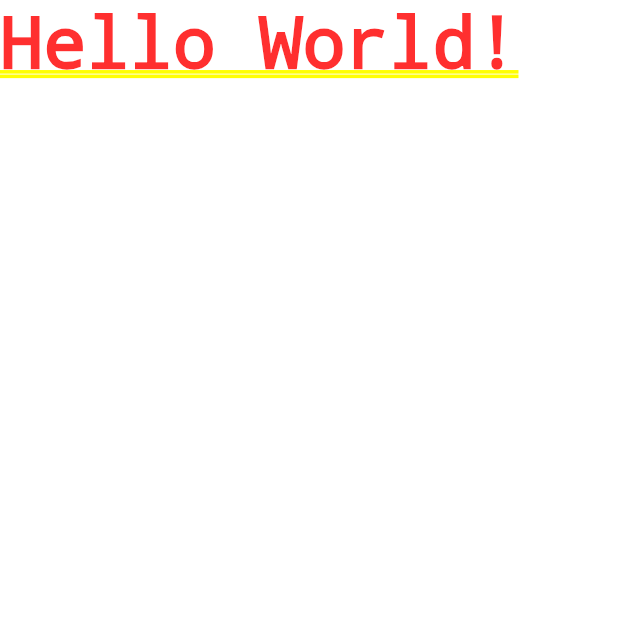
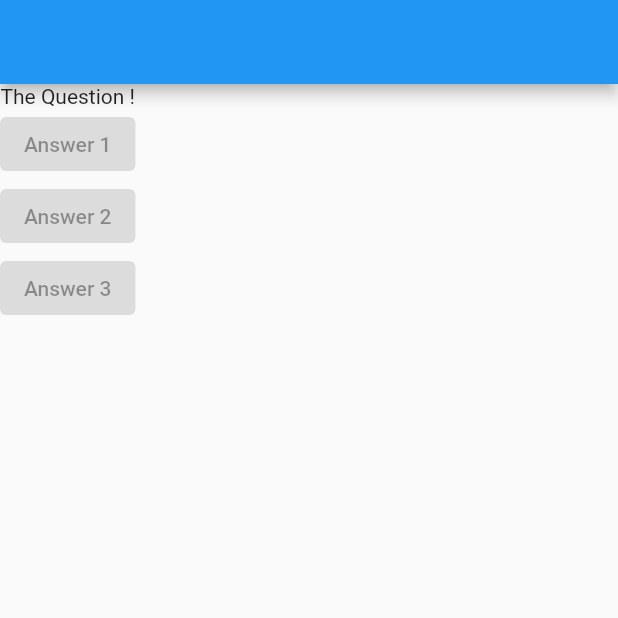
Before and after one commit to rajpranit/quiz-app, a Flutter app: the screen it shows after launch, on a phone screen of 412 x 824 dp, the top half of it. Run offline on Flutter 3.47's test engine with Material 2 defaults, Android fonts, the phone set to English and light mode, and no system bars.

Commit message:
Step-2 Column Widget

```diff
--- a/lib/main.dart
+++ b/lib/main.dart
@@ -1,11 +1,32 @@
 import 'package:flutter/material.dart';
 
-void main(){
-  runApp(MyApp());
-}
+void main() => runApp(MyApp());
 
-class MyApp extends StatelessWidget{
-  Widget build(BuildContext context){
-    return MaterialApp(home: Text("Hello World!",),);
+class MyApp extends StatelessWidget {
+  @override
+  Widget build(BuildContext context) {
+    return MaterialApp(
+      home: Scaffold(
+          appBar: AppBar(
+            title: const Text(""),
+          ),
+          body: Column(
+            children: <Widget>[
+              Text("The Question !"),
+              ElevatedButton(
+                child: Text("Answer 1"),
+                onPressed: null,
+              ),
+              ElevatedButton(
+                child: Text("Answer 2"),
+                onPressed: null,
+              ),
+              ElevatedButton(
+                child: Text("Answer 3"),
+                onPressed: null,
+              )
+            ],
+          )),
+    );
   }
 }
```
